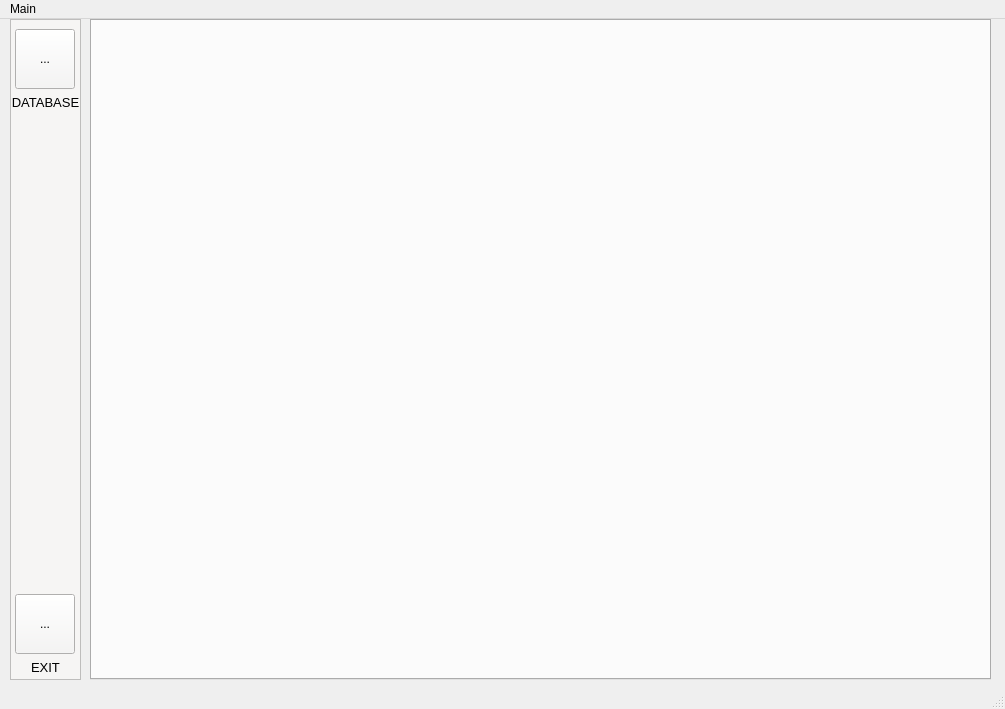
Before: the Qt Designer form MainWindow.ui in wslowinski/QtFinance, drawn with Qt 5.
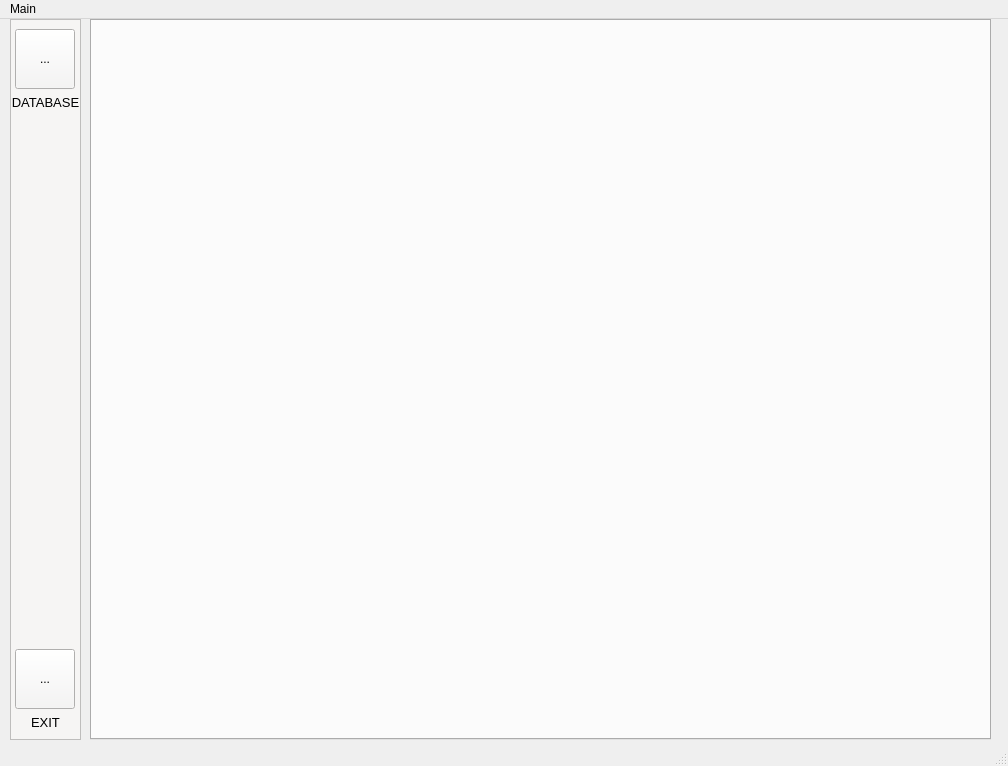
After: the same form once the commit is applied. Icons and pictures are not drawn.

Patch:
```diff
--- a/MainWindow.ui
+++ b/MainWindow.ui
@@ -9,8 +9,8 @@
    <rect>
     <x>0</x>
     <y>0</y>
-    <width>1005</width>
-    <height>709</height>
+    <width>1008</width>
+    <height>766</height>
    </rect>
   </property>
   <property name="windowTitle">
@@ -35,7 +35,7 @@
       <x>90</x>
       <y>0</y>
       <width>901</width>
-      <height>661</height>
+      <height>721</height>
      </rect>
     </property>
     <property name="sizePolicy">
@@ -50,6 +50,9 @@
     <property name="currentIndex">
      <number>-1</number>
     </property>
+    <property name="movable">
+     <bool>false</bool>
+    </property>
    </widget>
    <widget class="QFrame" name="frmLeftPanel">
     <property name="geometry">
@@ -57,9 +60,12 @@
       <x>10</x>
       <y>0</y>
       <width>71</width>
-      <height>661</height>
+      <height>721</height>
      </rect>
     </property>
+    <property name="layoutDirection">
+     <enum>Qt::LeftToRight</enum>
+    </property>
     <property name="styleSheet">
      <string notr="true">background-color: rgb(246, 245, 244);</string>
     </property>
@@ -73,7 +79,7 @@
      <property name="geometry">
       <rect>
        <x>5</x>
-       <y>575</y>
+       <y>630</y>
        <width>60</width>
        <height>60</height>
       </rect>
@@ -96,7 +102,7 @@
      <property name="geometry">
       <rect>
        <x>1</x>
-       <y>640</y>
+       <y>695</y>
        <width>69</width>
        <height>17</height>
       </rect>
@@ -164,7 +170,7 @@
     <rect>
      <x>0</x>
      <y>0</y>
-     <width>1005</width>
+     <width>1008</width>
      <height>22</height>
     </rect>
    </property>
```
Left out of the diff: 2 changed lines with no effect on the pictures.
